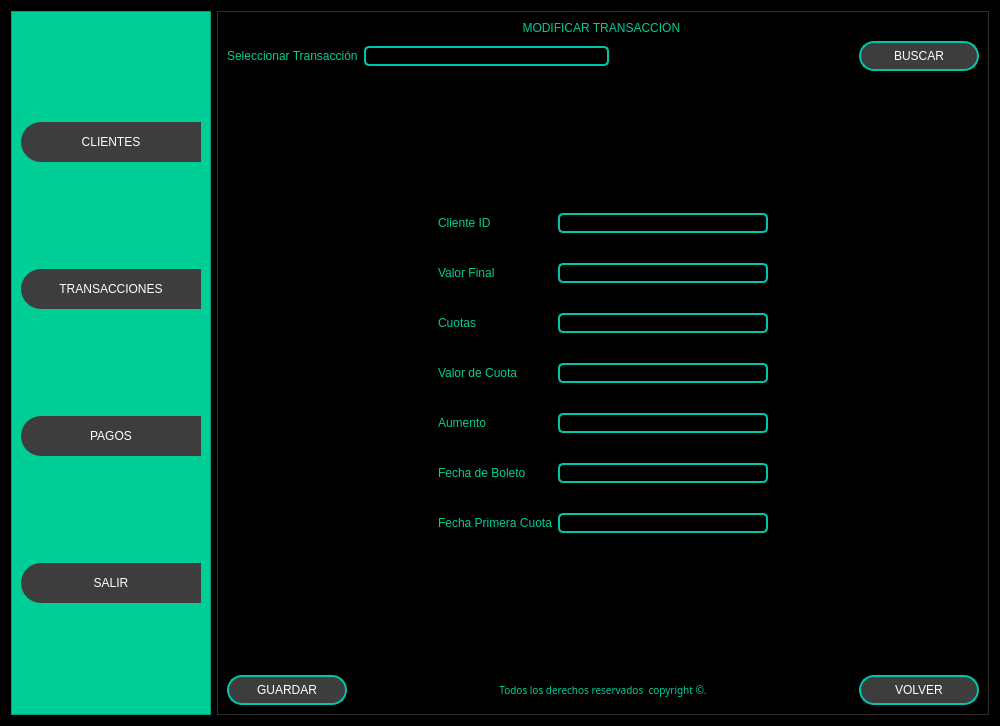
First picture: the form in Front/Proyecto_Inmobiliaria.ui, repository MartinFernandezSantia/AplicacionPyThonPyQT6, before the edit.
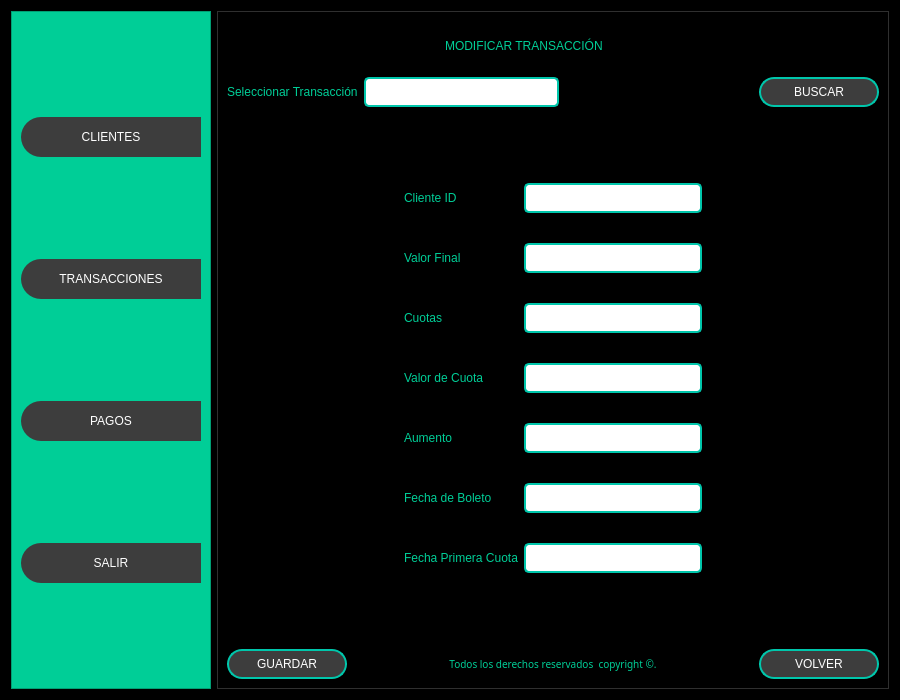
Second picture: the form after the edit. The open tabs and pages were chosen to show the change. Icons and pictures are not drawn.

Commit message: Se crearon 2 Formularios nuevos, ademas de corregieron botones y colores en los calendarios .

```diff
--- a/Front/Proyecto_Inmobiliaria.ui
+++ b/Front/Proyecto_Inmobiliaria.ui
@@ -6,8 +6,8 @@
    <rect>
     <x>0</x>
     <y>0</y>
-    <width>1000</width>
-    <height>726</height>
+    <width>900</width>
+    <height>700</height>
    </rect>
   </property>
   <property name="minimumSize">
@@ -328,6 +328,8 @@
                <property name="styleSheet">
                 <string notr="true">QLineEdit{
 border-bottom: 2px solid rgb(61, 61, 61);
+	background-color: white;
+    color: black;
 }
 
 QPushButton {
@@ -335,25 +337,29 @@
 }
 
 QComboBox {
-    color: white;
+	background-color: white;
+    color: black;
 	border: 2px solid #00c6ab;
 	border-radius: 5px;  
 }
 
 QDoubleSpinBox, QSpinBox {
-    color: white;
+    background-color: white;
+    color: black;
 	border: 2px solid #00c6ab;
 	border-radius: 5px;  
 }
 
 QSpinBox {
-    color: white;
+    background-color: white;
+    color: black;
 	border: 2px solid #00c6ab;
 	border-radius: 5px;  
 }
 
 QDateEdit {
-    color: white;
+	background-color: white;
+    color: black;
 	border: 2px solid #00c6ab;
 	border-radius: 5px;  
 }
@@ -361,7 +367,58 @@
 QLineEdit {
     border: 2px solid #00c6ab; 
     border-radius: 5px;  
-}</string>
+}
+
+#Aca cambio el Color de QdateEdit
+
+/* Cambia el color de fondo del desplegable de QDateEdit */
+QDateEdit::drop-down {
+    background-color: white;
+}
+
+/* Cambia el color de fondo del QCalendarWidget */
+QCalendarWidget QWidget {
+    background-color: white;
+}
+
+/* Cambia el color de fondo y el color del texto de los días en el calendario */
+QCalendarWidget QAbstractItemView {
+    background-color: white;
+    color: black;
+}
+
+/* Cambia el color del texto de los botones de navegación (mes y año) */
+QCalendarWidget QToolButton {
+    color: black;
+}
+
+/* Cambia el color de fondo y el color del texto de los menús desplegables */
+QCalendarWidget QMenu {
+    background-color: white;
+    color: black;
+}
+
+/* Cambia el color de fondo y el color del texto de los campos de año y mes */
+QCalendarWidget QSpinBox {
+    background-color: white;
+    color: black;
+}
+
+/* Cambia el color del texto de los encabezados de los días de la semana */
+QCalendarWidget QTableView QHeaderView::section {
+    color: white; /* Cambia el texto de los días de la semana a blanco */
+    background-color: black; /* Puedes ajustar el fondo del encabezado si lo deseas */
+}
+
+/* Cambia el color de fondo de los encabezados de los días de la semana */
+QCalendarWidget QTableView {
+    background-color: white;
+    color: black; /* Cambia el texto de los días a negro */
+}
+
+
+
+</string>
                </property>
                <property name="currentIndex">
                 <number>11</number>
@@ -2153,14 +2210,72 @@
                <widget class="QWidget" name="page_7modificar_transaccion">
                 <layout class="QVBoxLayout" name="verticalLayout_26">
                  <item>
-                  <widget class="QLabel" name="label_41">
-                   <property name="text">
-                    <string>MODIFICAR TRANSACCIÓN </string>
-                   </property>
-                   <property name="alignment">
-                    <set>Qt::AlignmentFlag::AlignCenter</set>
-                   </property>
-                  </widget>
+                  <layout class="QHBoxLayout" name="horizontalLayout_38">
+                   <item>
+                    <spacer name="horizontalSpacer_65">
+                     <property name="orientation">
+                      <enum>Qt::Orientation::Horizontal</enum>
+                     </property>
+                     <property name="sizeHint" stdset="0">
+                      <size>
+                       <width>40</width>
+                       <height>20</height>
+                      </size>
+                     </property>
+                    </spacer>
+                   </item>
+                   <item>
+                    <widget class="QLabel" name="label_41">
+                     <property name="text">
+                      <string>MODIFICAR TRANSACCIÓN </string>
+                     </property>
+                     <property name="alignment">
+                      <set>Qt::AlignmentFlag::AlignCenter</set>
+                     </property>
+                    </widget>
+                   </item>
+                   <item>
+                    <widget class="QLabel" name="label_84">
+                     <property name="minimumSize">
+                      <size>
+                       <width>50</width>
+                       <height>50</height>
+                      </size>
+                     </property>
+                     <property name="maximumSize">
+                      <size>
+                       <width>50</width>
+                       <height>50</height>
+                      </size>
+                     </property>
+                     <property name="text">
+                      <string/>
+                     </property>
+                     <property name="pixmap">
+                      <pixmap>img/Modificar Transaccion.png</pixmap>
+                     </property>
+                     <property name="scaledContents">
+                      <bool>true</bool>
+                     </property>
+                     <property name="alignment">
+                      <set>Qt::AlignmentFlag::AlignCenter</set>
+                     </property>
+                    </widget>
+                   </item>
+                   <item>
+                    <spacer name="horizontalSpacer_66">
+                     <property name="orientation">
+                      <enum>Qt::Orientation::Horizontal</enum>
+                     </property>
+                     <property name="sizeHint" stdset="0">
+                      <size>
+                       <width>40</width>
+                       <height>20</height>
+                      </size>
+                     </property>
+                    </spacer>
+                   </item>
+                  </layout>
                  </item>
                  <item>
                   <layout class="QHBoxLayout" name="horizontalLayout_21">
@@ -2172,7 +2287,14 @@
                     </widget>
                    </item>
                    <item>
-                    <widget class="QLineEdit" name="lineEdit_29"/>
+                    <widget class="QLineEdit" name="lineEdit_29">
+                     <property name="minimumSize">
+                      <size>
+                       <width>120</width>
+                       <height>30</height>
+                      </size>
+                     </property>
+                    </widget>
                    </item>
                    <item>
                     <spacer name="horizontalSpacer_34">
@@ -2214,7 +2336,7 @@
                    <property name="sizeHint" stdset="0">
                     <size>
                      <width>20</width>
-                     <height>108</height>
+                     <height>55</height>
                     </size>
                    </property>
                   </spacer>
@@ -2296,25 +2418,74 @@
                       <number>30</number>
                      </property>
                      <item>
-                      <widget class="QLineEdit" name="lineEdit_22"/>
+                      <widget class="QLineEdit" name="lineEdit_22">
+                       <property name="minimumSize">
+                        <size>
+                         <width>150</width>
+                         <height>30</height>
+                        </size>
+                       </property>
+                      </widget>
                      </item>
                      <item>
-                      <widget class="QLineEdit" name="lineEdit_23"/>
+                      <widget class="QLineEdit" name="lineEdit_23">
+                       <property name="minimumSize">
+                        <size>
+                         <width>150</width>
+                         <height>30</height>
+                        </size>
+                       </property>
+                      </widget>
                      </item>
                      <item>
-                      <widget class="QLineEdit" name="lineEdit_24"/>
+                      <widget class="QLineEdit" name="lineEdit_24">
+                       <property name="minimumSize">
+                        <size>
+                         <width>150</width>
+                         <height>30</height>
+                        </size>
+                       </property>
+                      </widget>
                      </item>
                      <item>
-                      <widget class="QLineEdit" name="lineEdit_25"/>
+                      <widget class="QLineEdit" name="lineEdit_25">
+                       <property name="minimumSize">
+                        <size>
+                         <width>150</width>
+                         <height>30</height>
+                        </size>
+                       </property>
+                      </widget>
                      </item>
                      <item>
-                      <widget class="QLineEdit" name="lineEdit_26"/>
+                      <widget class="QLineEdit" name="lineEdit_26">
+                       <property name="minimumSize">
+                        <size>
+                         <width>150</width>
+                         <height>30</height>
+                        </size>
+                       </property>
+                      </widget>
                      </item>
                      <item>
-                      <widget class="QLineEdit" name="lineEdit_27"/>
+                      <widget class="QLineEdit" name="lineEdit_27">
+                       <property name="minimumSize">
+                        <size>
+                         <width>150</width>
+                         <height>30</height>
+                        </size>
+                       </property>
+                      </widget>
                      </item>
                      <item>
-                      <widget class="QLineEdit" name="lineEdit_28"/>
+                      <widget class="QLineEdit" name="lineEdit_28">
+                       <property name="minimumSize">
+                        <size>
+                         <width>150</width>
+                         <height>30</height>
+                        </size>
+                       </property>
+                      </widget>
                      </item>
                     </layout>
                    </item>
@@ -2341,7 +2512,7 @@
                    <property name="sizeHint" stdset="0">
                     <size>
                      <width>20</width>
-                     <height>108</height>
+                     <height>57</height>
                     </size>
                    </property>
                   </spacer>
```
Left out of the diff: 1054 changed lines with no effect on the pictures. The commit also changes 16 other files.
